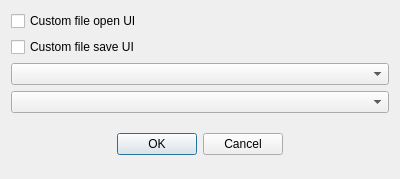
Before: the Qt Designer form Src/Dialogs/SettingsDialog.ui in os-v/UXLogViewer, drawn with Qt 5.
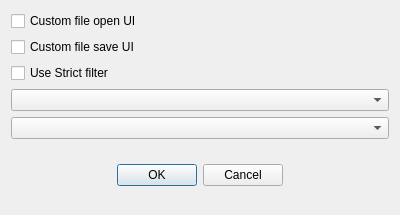
After: the same form once the commit is applied.

Commit message:
strict filter, Qt6, screenshots
ADDED: Strict filter configuration
ADDED: OSX screenshot
UPDATED: Support for Qt6

What changed in the file:
```diff
--- a/Src/Dialogs/SettingsDialog.ui
+++ b/Src/Dialogs/SettingsDialog.ui
@@ -7,7 +7,7 @@
     <x>0</x>
     <y>0</y>
     <width>400</width>
-    <height>179</height>
+    <height>215</height>
    </rect>
   </property>
   <property name="windowTitle">
@@ -31,6 +31,13 @@
      </property>
     </widget>
    </item>
+   <item>
+    <widget class="QCheckBox" name="m_pCheckStrictFilter">
+     <property name="text">
+      <string>Use Strict filter</string>
+     </property>
+    </widget>
+   </item>
    <item>
     <widget class="QComboBox" name="m_pFontUI"/>
    </item>
```
The commit also changes 14 other files.
